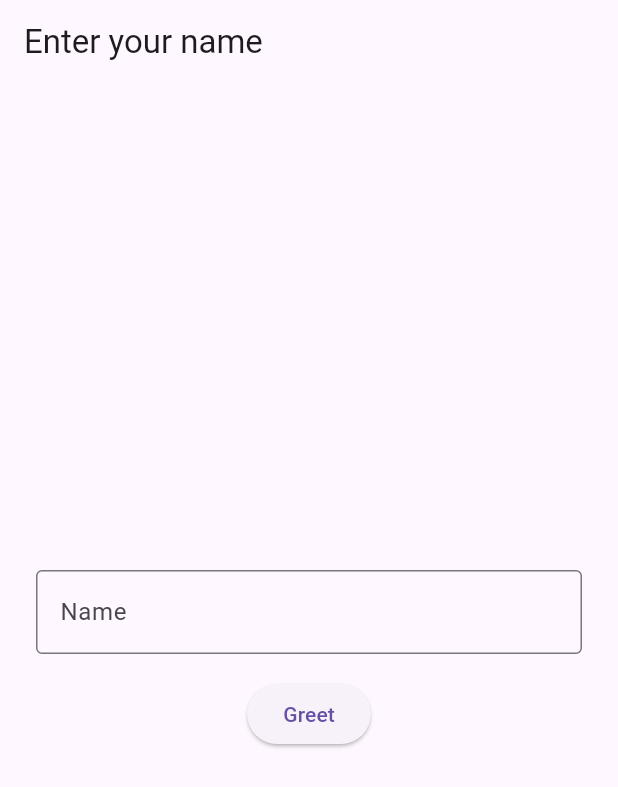
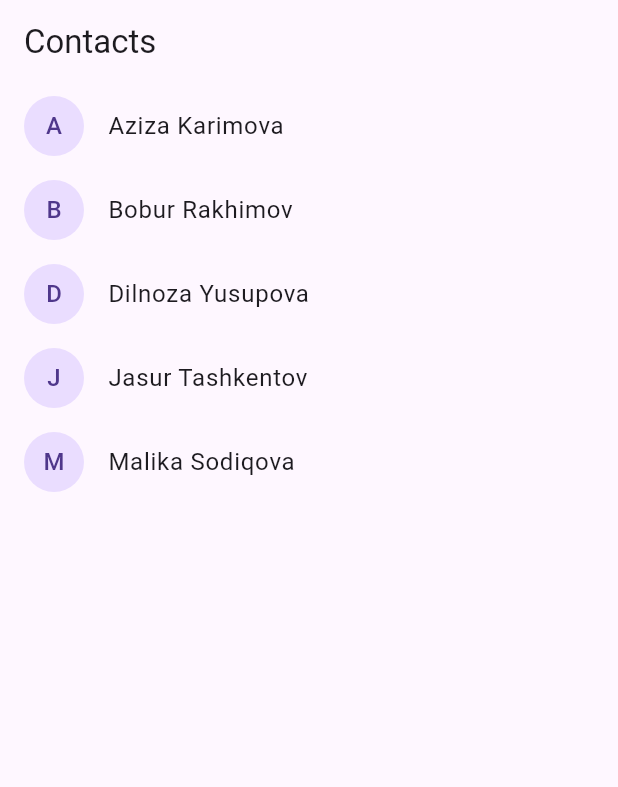
Before and after one commit to gulhayitova/Mobile_programming, a Flutter app: the screen it shows after launch, on a phone screen of 412 x 824 dp. Shown: the top 787 px of the screen. Run offline on Flutter 3.47's test engine with Material 3 defaults, Android fonts, the phone set to English and light mode, and no system bars.

Commit message:
Category 3 Task 3

```diff
--- a/Lab 5/nav_lab/lib/main.dart
+++ b/Lab 5/nav_lab/lib/main.dart
@@ -1,71 +1,87 @@
 import 'package:flutter/material.dart';
 
-void main() => runApp(const MaterialApp(home: InputScreen()));
-
-class InputScreen extends StatefulWidget {
-  const InputScreen({super.key});
-
-  @override
-  State<InputScreen> createState() => _InputScreenState();
+class Contact {
+  final String name;
+  final String phone;
+  final String email;
+  const Contact(this.name, this.phone, this.email);
 }
 
-class _InputScreenState extends State<InputScreen> {
-  final _controller = TextEditingController();
+const contacts = [
+  Contact('Aziza Karimova', '+998 90 123 45 67', 'aziza@example.com'),
+  Contact('Bobur Rakhimov', '+998 91 234 56 78', 'bobur@example.com'),
+  Contact('Dilnoza Yusupova', '+998 93 345 67 89', 'dilnoza@example.com'),
+  Contact('Jasur Tashkentov', '+998 94 456 78 90', 'jasur@example.com'),
+  Contact('Malika Sodiqova', '+998 97 567 89 01', 'malika@example.com'),
+];
 
-  @override
-  void dispose() {
-    _controller.dispose();
-    super.dispose();
-  }
+void main() => runApp(const MaterialApp(home: ContactListScreen()));
+
+class ContactListScreen extends StatelessWidget {
+  const ContactListScreen({super.key});
 
   @override
   Widget build(BuildContext context) {
     return Scaffold(
-      appBar: AppBar(title: const Text('Enter your name')),
-      body: Padding(
-        padding: const EdgeInsets.all(24),
-        child: Column(
-          mainAxisAlignment: MainAxisAlignment.center,
-          children: [
-            TextField(
-              controller: _controller,
-              decoration: const InputDecoration(
-                labelText: 'Name',
-                border: OutlineInputBorder(),
-              ),
-            ),
-            const SizedBox(height: 16),
-            ElevatedButton(
-              child: const Text('Greet'),
-              onPressed: () {
-                final name = _controller.text.trim();
+      appBar: AppBar(title: const Text('Contacts')),
+      body: ListView(
+        children: [
+          for (final c in contacts)
+            ListTile(
+              leading: CircleAvatar(child: Text(c.name[0])),
+              title: Text(c.name),
+              onTap: () {
                 Navigator.push(
                   context,
                   MaterialPageRoute(
-                    builder: (context) =>
-                        GreetingScreen(name: name.isEmpty ? 'stranger' : name),
+                    builder: (context) => ContactScreen(contact: c),
                   ),
                 );
               },
             ),
-          ],
+        ],
+      ),
+    );
+  }
+}
+
+class ContactScreen extends StatelessWidget {
+  final Contact contact;
+  const ContactScreen({super.key, required this.contact});
+
+  @override
+  Widget build(BuildContext context) {
+    return Scaffold(
+      appBar: AppBar(title: Text(contact.name)),
+      body: Center(
+        child: Card(
+          elevation: 6,
+          margin: const EdgeInsets.all(24),
+          child: Padding(
+            padding: const EdgeInsets.all(24),
+            child: Column(
+              mainAxisSize: MainAxisSize.min,
+              crossAxisAlignment: CrossAxisAlignment.start,
+              children: [
+                Text(contact.name,
+                    style: const TextStyle(fontSize: 26, fontWeight: FontWeight.bold)),
+                const SizedBox(height: 16),
+                Row(children: [
+                  const Icon(Icons.phone),
+                  const SizedBox(width: 8),
+                  Text(contact.phone),
+                ]),
+                const SizedBox(height: 8),
+                Row(children: [
+                  const Icon(Icons.email),
+                  const SizedBox(width: 8),
+                  Text(contact.email),
+                ]),
+              ],
+            ),
+          ),
         ),
       ),
     );
   }
 }
-
-class GreetingScreen extends StatelessWidget {
-  final String name;
-  const GreetingScreen({super.key, required this.name});
-
-  @override
-  Widget build(BuildContext context) {
-    return Scaffold(
-      appBar: AppBar(title: const Text('Greeting')),
-      body: Center(
-        child: Text('Hello, $name!', style: const TextStyle(fontSize: 32)),
-      ),
-    );
-  }
-}
```
Also changed, not shown: 1 other file.
